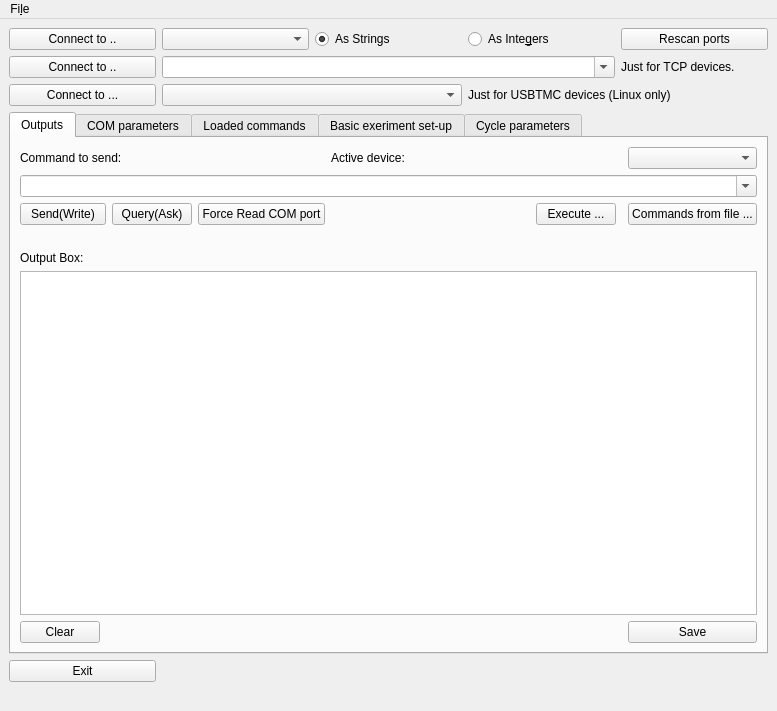
Above: GUI/SDM.ui from ISeeBugsEverywhere/SimpleDeviceMonitor before the change. Below: the same form after it.
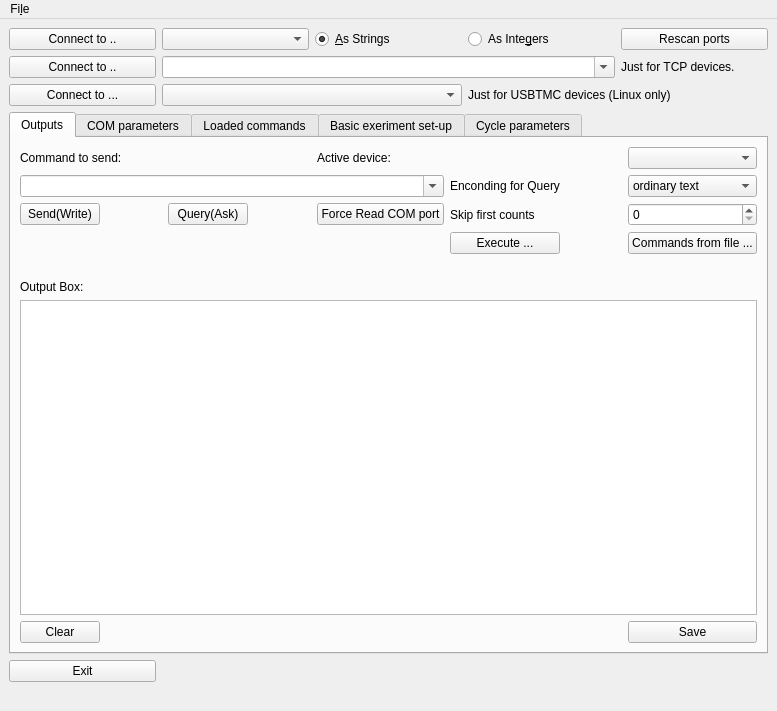
That is the form after the change. Custom widgets are drawn as their Qt base class.

What changed in the file:
```diff
--- a/GUI/SDM.ui
+++ b/GUI/SDM.ui
@@ -35,7 +35,7 @@
     <item row="0" column="2">
      <widget class="QRadioButton" name="strCheckBox">
       <property name="text">
-       <string>As Strings</string>
+       <string>&amp;As Strings</string>
       </property>
       <property name="checked">
        <bool>true</bool>
@@ -111,55 +111,34 @@
         <string>Outputs</string>
        </attribute>
        <layout class="QGridLayout" name="gridLayout_3">
-        <item row="1" column="0" colspan="8">
-         <widget class="QComboBox" name="command_entry">
-          <property name="editable">
-           <bool>true</bool>
-          </property>
-         </widget>
-        </item>
-        <item row="6" column="7">
+        <item row="7" column="7">
          <widget class="QPushButton" name="saveButton">
           <property name="text">
            <string>Save</string>
           </property>
          </widget>
         </item>
-        <item row="2" column="7">
+        <item row="3" column="7">
          <widget class="QPushButton" name="fileCommands">
           <property name="text">
            <string>Commands from file ...</string>
           </property>
          </widget>
         </item>
-        <item row="3" column="0" colspan="8">
+        <item row="4" column="0" colspan="8">
          <widget class="QLabel" name="infoLabel">
           <property name="text">
            <string/>
           </property>
          </widget>
         </item>
-        <item row="2" column="5">
+        <item row="3" column="5">
          <widget class="QPushButton" name="executeCmdsButton">
           <property name="text">
            <string>Execute ...</string>
           </property>
          </widget>
         </item>
-        <item row="2" column="0" colspan="2">
-         <widget class="QPushButton" name="sendButton">
-          <property name="text">
-           <string>Send(Write)</string>
-          </property>
-         </widget>
-        </item>
-        <item row="2" column="2">
-         <widget class="QPushButton" name="queryButton">
-          <property name="text">
-           <string>Query(Ask)</string>
-          </property>
-         </widget>
-        </item>
         <item row="0" column="0" colspan="3">
          <widget class="QLabel" name="label">
           <property name="text">
@@ -167,7 +146,7 @@
           </property>
          </widget>
         </item>
-        <item row="5" column="0" colspan="8">
+        <item row="6" column="0" colspan="8">
          <widget class="QTextEdit" name="output_box"/>
         </item>
         <item row="0" column="7">
@@ -180,34 +159,21 @@
           </property>
          </widget>
         </item>
-        <item row="4" column="0" colspan="2">
+        <item row="5" column="0" colspan="2">
          <widget class="QLabel" name="label_2">
           <property name="text">
            <string>Output Box:</string>
           </property>
          </widget>
         </item>
-        <item row="6" column="0">
+        <item row="7" column="0">
          <widget class="QPushButton" name="clearButton">
           <property name="text">
            <string>Clear</string>
           </property>
          </widget>
         </item>
-        <item row="2" column="4">
-         <spacer name="horizontalSpacer">
-          <property name="orientation">
-           <enum>Qt::Horizontal</enum>
-          </property>
-          <property name="sizeHint" stdset="0">
-           <size>
-            <width>213</width>
-            <height>20</height>
-           </size>
-          </property>
-         </spacer>
-        </item>
-        <item row="6" column="1" colspan="6">
+        <item row="7" column="1" colspan="6">
          <spacer name="horizontalSpacer_2">
           <property name="orientation">
            <enum>Qt::Horizontal</enum>
@@ -220,13 +186,84 @@
           </property>
          </spacer>
         </item>
-        <item row="2" column="3">
+        <item row="1" column="7">
+         <widget class="QComboBox" name="encodingBox">
+          <property name="editable">
+           <bool>false</bool>
+          </property>
+          <property name="currentIndex">
+           <number>1</number>
+          </property>
+          <item>
+           <property name="text">
+            <string>binary</string>
+           </property>
+          </item>
+          <item>
+           <property name="text">
+            <string>ordinary text</string>
+           </property>
+          </item>
+         </widget>
+        </item>
+        <item row="1" column="0" colspan="5">
+         <widget class="QComboBox" name="command_entry">
+          <property name="editable">
+           <bool>true</bool>
+          </property>
+         </widget>
+        </item>
+        <item row="1" column="5">
+         <widget class="QLabel" name="label_16">
+          <property name="text">
+           <string>Enconding for Query</string>
+          </property>
+         </widget>
+        </item>
+        <item row="2" column="5">
+         <widget class="QLabel" name="label_17">
+          <property name="text">
+           <string>Skip first counts</string>
+          </property>
+         </widget>
+        </item>
+        <item row="2" column="7">
+         <widget class="QSpinBox" name="skipBox"/>
+        </item>
+        <item row="2" column="0">
+         <widget class="QPushButton" name="sendButton">
+          <property name="text">
+           <string>Send(Write)</string>
+          </property>
+         </widget>
+        </item>
+        <item row="2" column="2">
+         <widget class="QPushButton" name="queryButton">
+          <property name="text">
+           <string>Query(Ask)</string>
+          </property>
+         </widget>
+        </item>
+        <item row="2" column="4">
          <widget class="QPushButton" name="force_read">
           <property name="text">
            <string>Force Read COM port</string>
           </property>
          </widget>
         </item>
+        <item row="3" column="0" colspan="5">
+         <spacer name="horizontalSpacer">
+          <property name="orientation">
+           <enum>Qt::Horizontal</enum>
+          </property>
+          <property name="sizeHint" stdset="0">
+           <size>
+            <width>213</width>
+            <height>20</height>
+           </size>
+          </property>
+         </spacer>
+        </item>
        </layout>
       </widget>
       <widget class="QWidget" name="comTab">
@@ -709,7 +746,7 @@
      <x>0</x>
      <y>0</y>
      <width>777</width>
-     <height>27</height>
+     <height>28</height>
     </rect>
    </property>
    <widget class="QMenu" name="menuFile">
```
